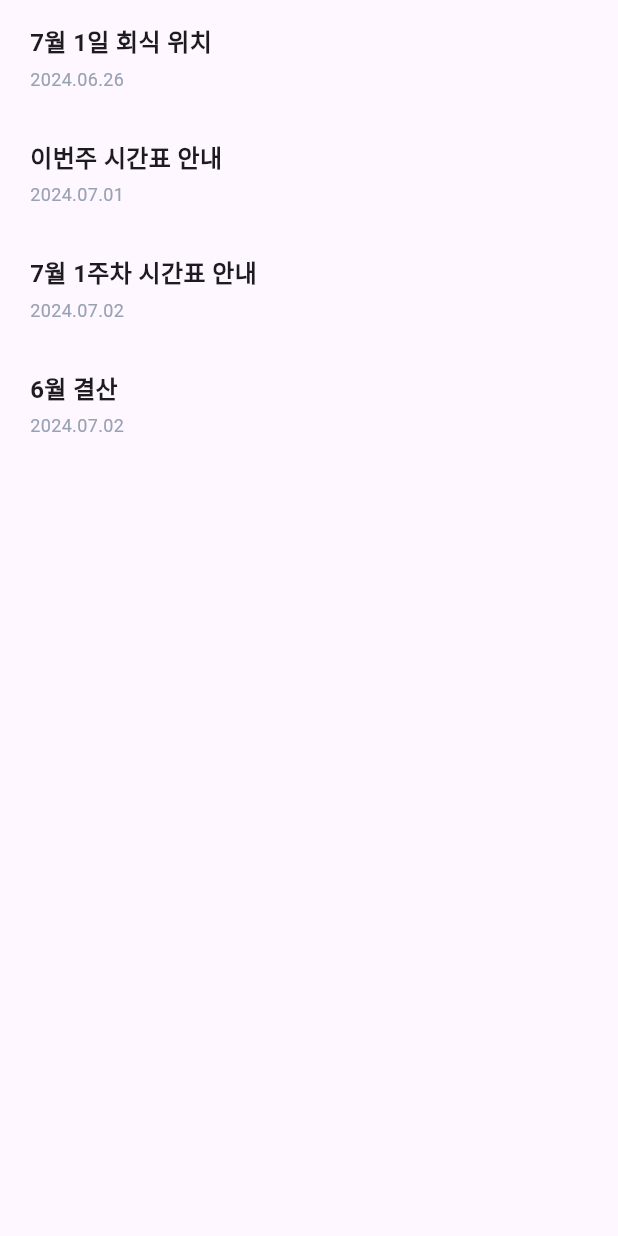
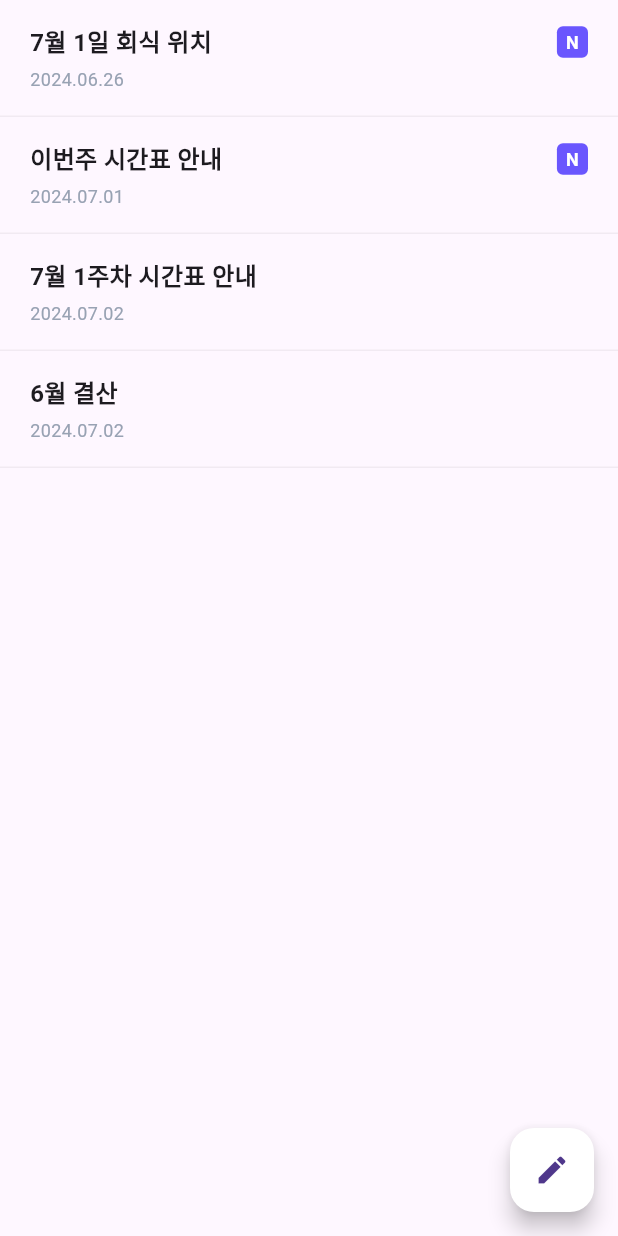
Before and after one commit to IT-Cotato/9th-Squadus-FE, a Flutter app: the Page3 screen opened directly, on a phone screen of 412 x 824 dp. Run offline on Flutter 3.47's test engine with Material 3 defaults, Android fonts, the phone set to English and light mode, and no system bars; our stand-ins replace google_sign_in, table_calendar; missing offline and left inert: kakao_flutter_sdk, kakao_flutter_sdk_common.

Commit message:
Group 페이지 공지 추가 구현

```diff
--- a/lib/component/notice_list_component.dart
+++ b/lib/component/notice_list_component.dart
@@ -20,6 +20,14 @@ class NoticeList extends StatelessWidget {
     return Container(
       width: MediaQuery.of(context).size.width,
       padding: EdgeInsets.symmetric(vertical: 16.0, horizontal: 20.0),
+      decoration: BoxDecoration(
+        border: Border(
+          bottom: BorderSide(
+            color: Color(0xFF000000).withOpacity(0.05),
+            width: 1.0,
+          )
+        )
+      ),
       child: Column(
         crossAxisAlignment: CrossAxisAlignment.start,
         children: [
@@ -33,7 +41,23 @@ class NoticeList extends StatelessWidget {
                     fontWeight: FontWeight.bold,
                   ),
                 ),
-              )
+              ),
+              if (isNew)
+                Container(
+                  padding: const EdgeInsets.symmetric(horizontal: 6.0, vertical: 2.0),
+                  decoration: BoxDecoration(
+                    color: Color(0xFF6A56FE),
+                    borderRadius: BorderRadius.circular(4.0),
+                  ),
+                  child: Text(
+                    'N',
+                    style: TextStyle(
+                      color: Color(0xFFFFFFFF),
+                      fontSize: 12,
+                      fontWeight: FontWeight.bold,
+                    ),
+                  ),
+                )
             ],
           ),
           SizedBox(height: 4),
@@ -45,7 +69,6 @@ class NoticeList extends StatelessWidget {
             ),
           )
         ],
-
       )
     );
   }
--- a/lib/screen/page_group.dart
+++ b/lib/screen/page_group.dart
@@ -418,11 +418,12 @@ class _Page3State extends State<Page3> {
   ];
 
   Widget build(BuildContext context) {
-    return SingleChildScrollView(
-      child: Container(
-        width: MediaQuery.of(context).size.width,
-        child: Column(
-          crossAxisAlignment: CrossAxisAlignment.start,
+    return Scaffold(
+      body: SingleChildScrollView(
+        child: Container(
+          width: MediaQuery.of(context).size.width,
+          child: Column(
+            crossAxisAlignment: CrossAxisAlignment.start,
             children: notices
                 .map((data) => NoticeList(
                 id: data.id,
@@ -430,13 +431,16 @@ class _Page3State extends State<Page3> {
                 date: data.date,
                 isNew: data.isNew))
                 .toList(),
-
+          ),
         ),
-
+      ),
+      floatingActionButton: FloatingActionButton(
+        onPressed: () {},
+        child: Icon(Icons.edit),
+        backgroundColor: Colors.white,
       ),
     );
   }
-
 }
 
 
```
